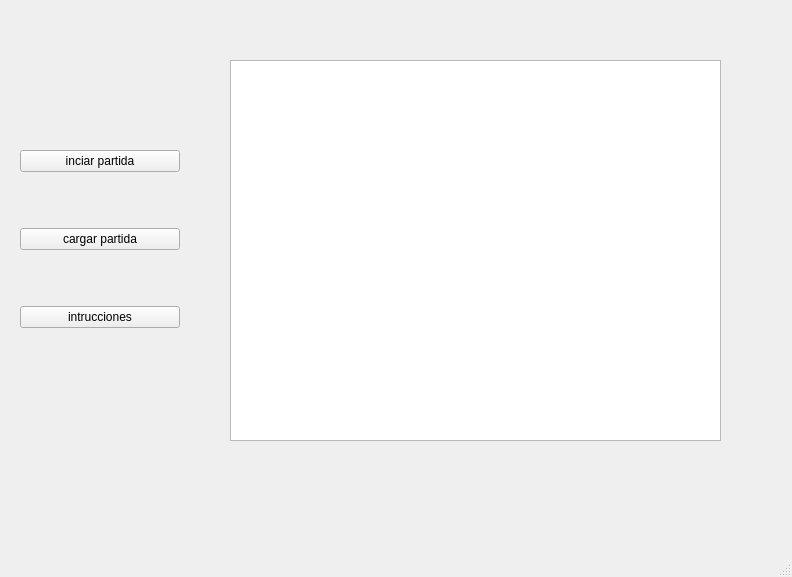
Old version of the form ensayo_interfaz2/mainwindow.ui in the repository segarciamo1/La_Falla_De_Medallo.
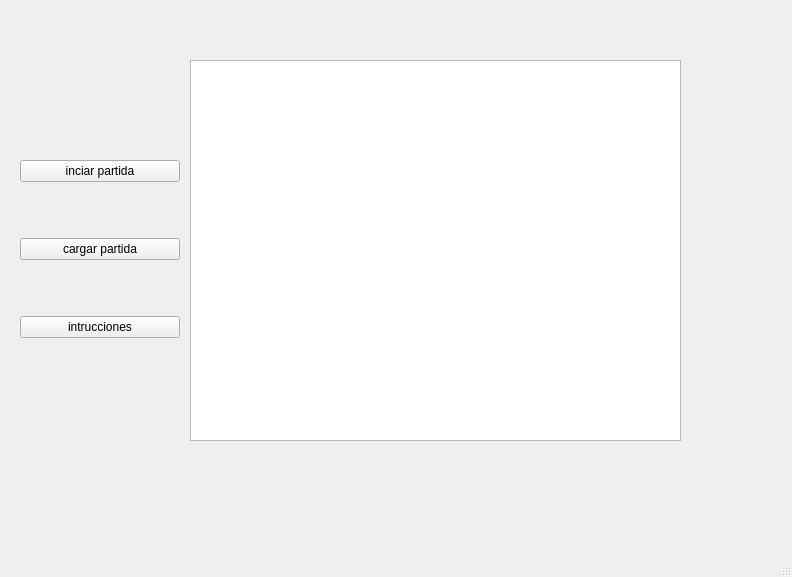
New version of the form.

```diff
--- a/ensayo_interfaz2/mainwindow.ui
+++ b/ensayo_interfaz2/mainwindow.ui
@@ -17,7 +17,7 @@
    <widget class="QGraphicsView" name="graphicsView">
     <property name="geometry">
      <rect>
-      <x>230</x>
+      <x>190</x>
       <y>60</y>
       <width>491</width>
       <height>381</height>
@@ -28,7 +28,7 @@
     <property name="geometry">
      <rect>
       <x>20</x>
-      <y>100</y>
+      <y>110</y>
       <width>160</width>
       <height>281</height>
      </rect>
```
